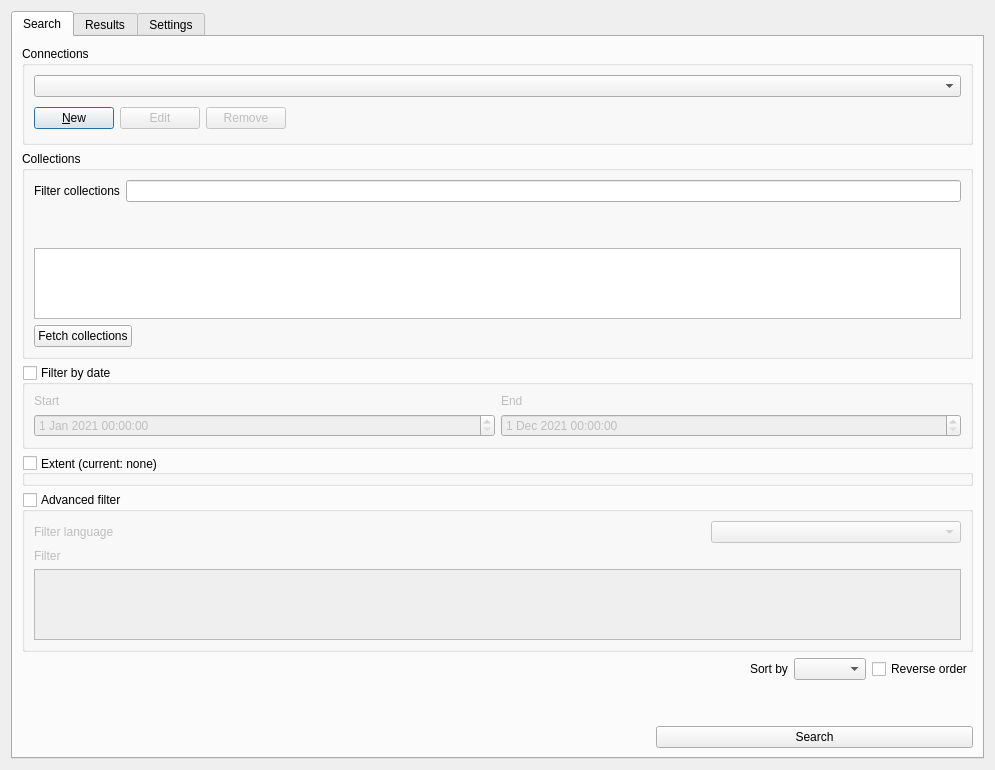
Qt form src/qgis_stac/ui/qgis_stac_widget.ui (stac-utils/qgis-stac-plugin) before a commit.
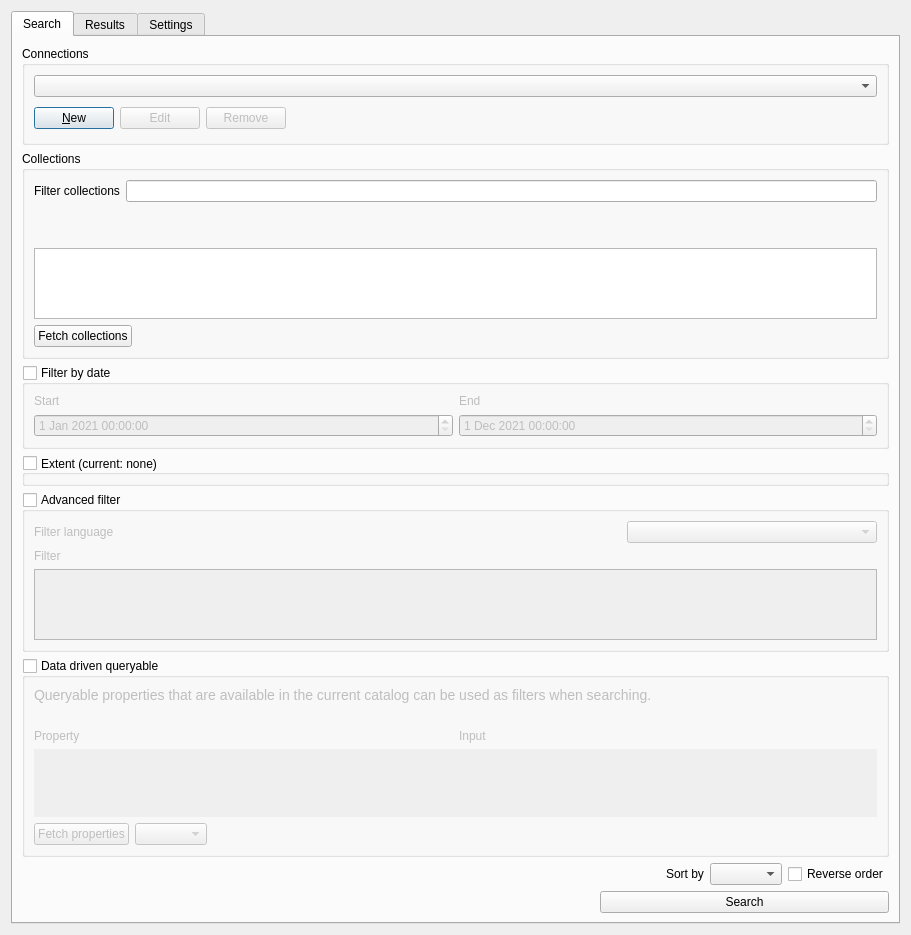
The same form after that commit. Custom widgets are drawn as their Qt base class.

Commit message: support for data driven queryables

What changed in the file:
```diff
--- a/src/qgis_stac/ui/qgis_stac_widget.ui
+++ b/src/qgis_stac/ui/qgis_stac_widget.ui
@@ -6,8 +6,8 @@
    <rect>
     <x>0</x>
     <y>0</y>
-    <width>995</width>
-    <height>695</height>
+    <width>911</width>
+    <height>842</height>
    </rect>
   </property>
   <property name="font">
@@ -407,6 +407,156 @@
          </layout>
         </widget>
        </item>
+       <item>
+        <widget class="QgsCollapsibleGroupBox" name="queryable_box">
+         <property name="toolTip">
+          <string>&lt;html&gt;&lt;head/&gt;&lt;body&gt;&lt;p&gt;Use queryable properties to filter the catalog when searching.&lt;/p&gt;&lt;/body&gt;&lt;/html&gt;</string>
+         </property>
+         <property name="title">
+          <string>Data driven queryable</string>
+         </property>
+         <property name="checkable">
+          <bool>true</bool>
+         </property>
+         <property name="checked">
+          <bool>false</bool>
+         </property>
+         <property name="collapsed">
+          <bool>false</bool>
+         </property>
+         <layout class="QVBoxLayout" name="verticalLayout_8">
+          <item>
+           <widget class="QLabel" name="label_3">
+            <property name="toolTip">
+             <string>These properties are fetched from the '/queryables' catalog endpoint.</string>
+            </property>
+            <property name="styleSheet">
+             <string notr="true">font-size:14px; font-weight: 400;</string>
+            </property>
+            <property name="text">
+             <string>Queryable properties that are available in the current catalog can be used as filters when searching.</string>
+            </property>
+            <property name="wordWrap">
+             <bool>true</bool>
+            </property>
+           </widget>
+          </item>
+          <item>
+           <spacer name="horizontalSpacer_14">
+            <property name="orientation">
+             <enum>Qt::Horizontal</enum>
+            </property>
+            <property name="sizeHint" stdset="0">
+             <size>
+              <width>40</width>
+              <height>20</height>
+             </size>
+            </property>
+           </spacer>
+          </item>
+          <item>
+           <layout class="QGridLayout" name="gridLayout">
+            <property name="sizeConstraint">
+             <enum>QLayout::SetDefaultConstraint</enum>
+            </property>
+            <item row="0" column="0">
+             <widget class="QLabel" name="title_la">
+              <property name="text">
+               <string>Property</string>
+              </property>
+              <property name="wordWrap">
+               <bool>true</bool>
+              </property>
+             </widget>
+            </item>
+            <item row="0" column="1">
+             <widget class="QLabel" name="type_la">
+              <property name="text">
+               <string>Input</string>
+              </property>
+              <property name="wordWrap">
+               <bool>true</bool>
+              </property>
+             </widget>
+            </item>
+           </layout>
+          </item>
+          <item>
+           <widget class="QScrollArea" name="queryable_area">
+            <property name="frameShape">
+             <enum>QFrame::NoFrame</enum>
+            </property>
+            <property name="widgetResizable">
+             <bool>true</bool>
+            </property>
+            <widget class="QWidget" name="scrollAreaWidgetContents_2">
+             <property name="geometry">
+              <rect>
+               <x>0</x>
+               <y>0</y>
+               <width>847</width>
+               <height>68</height>
+              </rect>
+             </property>
+            </widget>
+           </widget>
+          </item>
+          <item>
+           <layout class="QHBoxLayout" name="horizontalLayout_9">
+            <item>
+             <widget class="QPushButton" name="fetch_queryable_btn">
+              <property name="sizePolicy">
+               <sizepolicy hsizetype="Preferred" vsizetype="Preferred">
+                <horstretch>0</horstretch>
+                <verstretch>0</verstretch>
+               </sizepolicy>
+              </property>
+              <property name="text">
+               <string>Fetch properties</string>
+              </property>
+             </widget>
+            </item>
+            <item>
+             <widget class="QComboBox" name="queryable_fetch_cmb">
+              <property name="sizePolicy">
+               <sizepolicy hsizetype="Minimum" vsizetype="Fixed">
+                <horstretch>0</horstretch>
+                <verstretch>0</verstretch>
+               </sizepolicy>
+              </property>
+             </widget>
+            </item>
+            <item>
+             <spacer name="horizontalSpacer_13">
+              <property name="orientation">
+               <enum>Qt::Horizontal</enum>
+              </property>
+              <property name="sizeHint" stdset="0">
+               <size>
+                <width>40</width>
+                <height>20</height>
+               </size>
+              </property>
+             </spacer>
+            </item>
+            <item>
+             <spacer name="horizontalSpacer_12">
+              <property name="orientation">
+               <enum>Qt::Horizontal</enum>
+              </property>
+              <property name="sizeHint" stdset="0">
+               <size>
+                <width>40</width>
+                <height>20</height>
+               </size>
+              </property>
+             </spacer>
+            </item>
+           </layout>
+          </item>
+         </layout>
+        </widget>
+       </item>
        <item>
         <layout class="QHBoxLayout" name="horizontalLayout">
          <item>
@@ -475,37 +625,14 @@
          </item>
         </layout>
        </item>
-       <item>
-        <spacer name="horizontalSpacer_10">
-         <property name="orientation">
-          <enum>Qt::Horizontal</enum>
-         </property>
-         <property name="sizeHint" stdset="0">
-          <size>
-           <width>40</width>
-           <height>20</height>
-          </size>
-         </property>
-        </spacer>
-       </item>
-       <item>
-        <spacer name="horizontalSpacer_9">
-         <property name="orientation">
-          <enum>Qt::Horizontal</enum>
-         </property>
-         <property name="sizeHint" stdset="0">
-          <size>
-           <width>40</width>
-           <height>20</height>
-          </size>
-         </property>
-        </spacer>
-       </item>
        <item>
         <spacer name="verticalSpacer">
          <property name="orientation">
           <enum>Qt::Vertical</enum>
          </property>
+         <property name="sizeType">
+          <enum>QSizePolicy::Expanding</enum>
+         </property>
          <property name="sizeHint" stdset="0">
           <size>
            <width>20</width>
```
Left out of the diff: 4 changed lines with no effect on the pictures. The commit also changes 8 other files.
